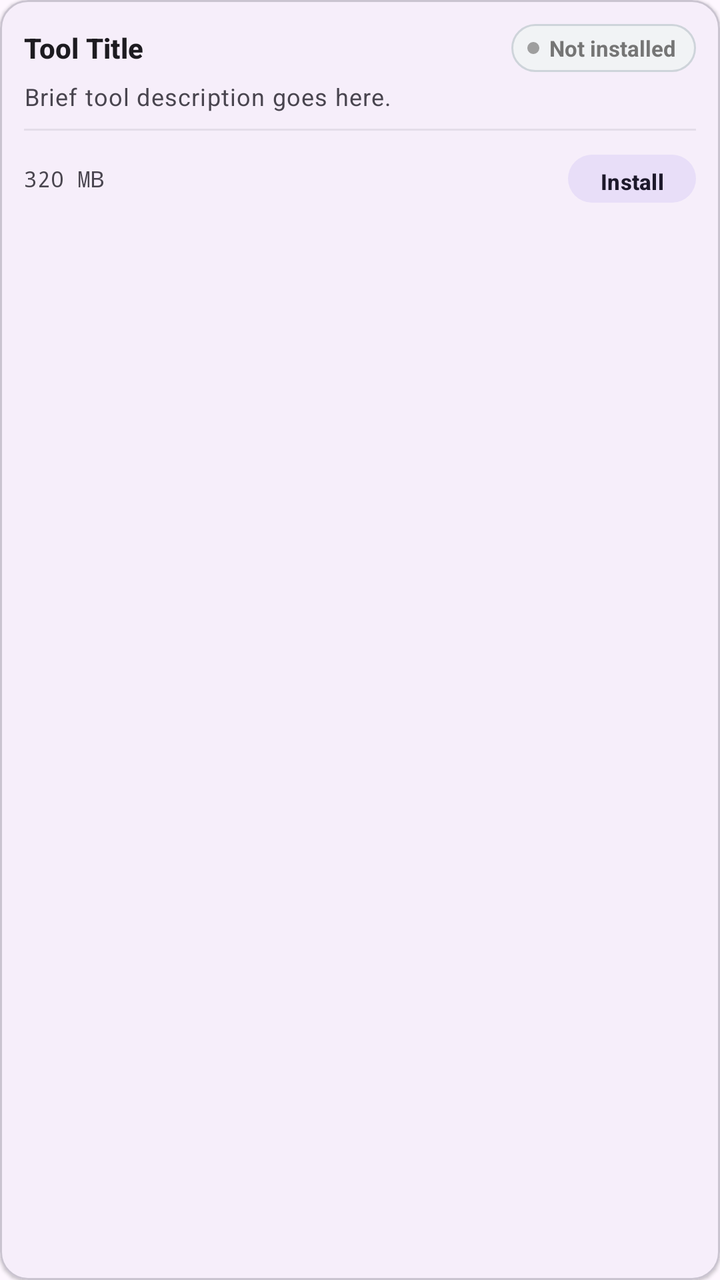
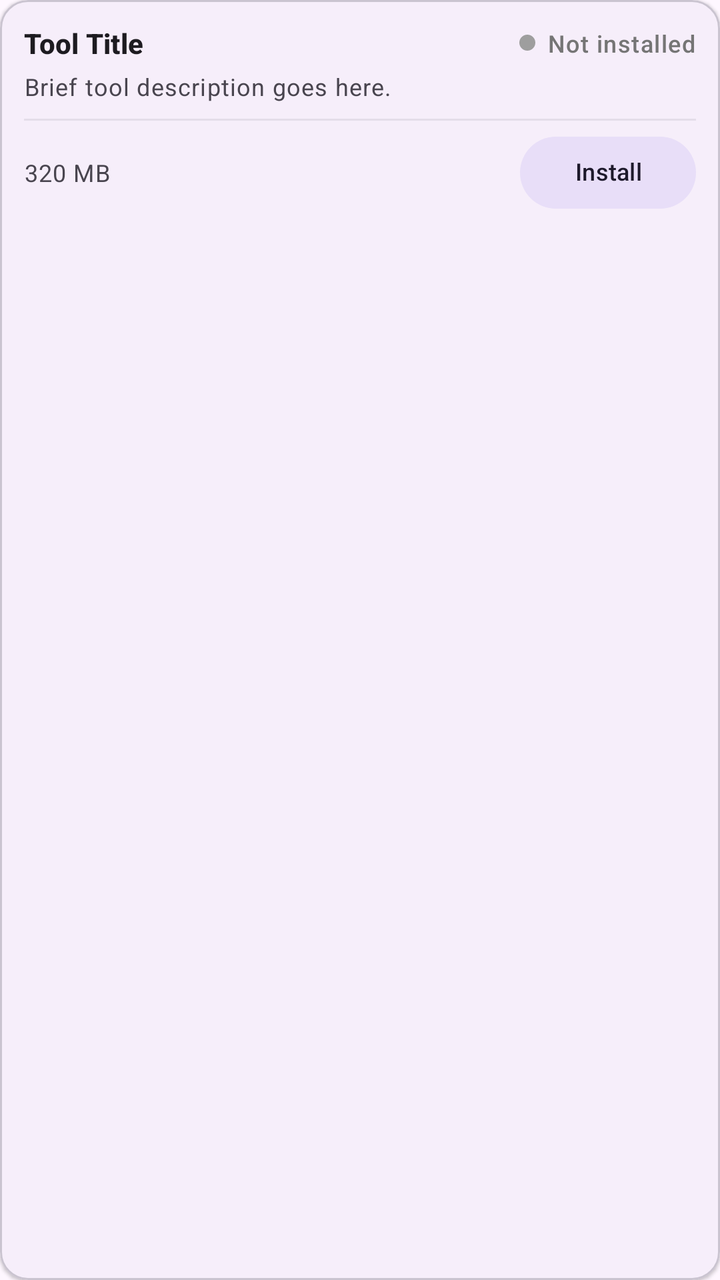

Compare the two renders of this Android layout. The source of the first and the diff that turns it into the second are given below.
<!-- AndroidManifest.xml: application theme Theme.ZeroLite -->
<!-- res/layout/item_tool_card.xml -->
<?xml version="1.0" encoding="utf-8"?>
<com.google.android.material.card.MaterialCardView
    xmlns:android="http://schemas.android.com/apk/res/android"
    xmlns:app="http://schemas.android.com/apk/res-auto"
    android:layout_width="match_parent"
    android:layout_height="wrap_content"
    android:layout_marginBottom="10dp"
    app:cardCornerRadius="14dp"
    app:cardElevation="1dp"
    app:strokeWidth="1dp"
    app:strokeColor="?attr/colorOutlineVariant">

    <LinearLayout
        android:layout_width="match_parent"
        android:layout_height="wrap_content"
        android:orientation="vertical"
        android:padding="12dp">

        
        <LinearLayout
            android:layout_width="match_parent"
            android:layout_height="wrap_content"
            android:gravity="center_vertical"
            android:orientation="horizontal">

            <TextView
                android:id="@+id/tvToolTitle"
                android:layout_width="0dp"
                android:layout_height="wrap_content"
                android:layout_weight="1"
                android:text="Tool Title"
                android:textAppearance="?attr/textAppearanceTitleSmall"
                android:textStyle="bold"
                android:singleLine="true"
                android:ellipsize="end" />

            
            <LinearLayout
                android:id="@+id/layoutStatusBadge"
                android:layout_width="wrap_content"
                android:layout_height="24dp"
                android:layout_marginStart="8dp"
                android:background="@drawable/badge_uninstalled_bg"
                android:gravity="center_vertical"
                android:paddingStart="8dp"
                android:paddingEnd="10dp"
                android:orientation="horizontal">

                <View
                    android:id="@+id/viewStatusDot"
                    android:layout_width="6dp"
                    android:layout_height="6dp"
                    android:background="@drawable/dot_uninstalled" />

                <TextView
                    android:id="@+id/tvStatusText"
                    android:layout_width="wrap_content"
                    android:layout_height="wrap_content"
                    android:layout_marginStart="5dp"
                    android:text="Not installed"
                    android:textSize="11sp"
                    android:textStyle="bold"
                    android:singleLine="true"
                    android:textColor="#757575" />
            </LinearLayout>
        </LinearLayout>

        
        <TextView
            android:id="@+id/tvToolDesc"
            android:layout_width="match_parent"
            android:layout_height="wrap_content"
            android:layout_marginTop="4dp"
            android:maxLines="2"
            android:ellipsize="end"
            android:text="Brief tool description goes here."
            android:textAppearance="?attr/textAppearanceBodySmall"
            android:textColor="?attr/colorOnSurfaceVariant"
            android:lineSpacingExtra="1dp" />

        
        <View
            android:layout_width="match_parent"
            android:layout_height="1dp"
            android:layout_marginTop="8dp"
            android:layout_marginBottom="8dp"
            android:background="?attr/colorOutlineVariant"
            android:alpha="0.4" />

        
        <LinearLayout
            android:layout_width="match_parent"
            android:layout_height="wrap_content"
            android:gravity="center_vertical"
            android:orientation="horizontal">

            <TextView
                android:id="@+id/tvToolSize"
                android:layout_width="0dp"
                android:layout_height="wrap_content"
                android:layout_weight="1"
                android:text="320 MB"
                android:textSize="11sp"
                android:textColor="?attr/colorOnSurfaceVariant"
                android:fontFamily="monospace"
                android:singleLine="true" />

            <com.google.android.material.button.MaterialButton
                android:id="@+id/btnDelete"
                style="@style/Widget.Material3.Button.TextButton"
                android:layout_width="wrap_content"
                android:layout_height="32dp"
                android:minHeight="0dp"
                android:minWidth="0dp"
                android:paddingStart="8dp"
                android:paddingEnd="8dp"
                android:text="Delete"
                android:textSize="11sp"
                android:textColor="?attr/colorError"
                android:singleLine="true"
                android:visibility="gone" />

            <com.google.android.material.button.MaterialButton
                android:id="@+id/btnAction"
                style="@style/Widget.Material3.Button.TonalButton"
                android:layout_width="wrap_content"
                android:layout_height="32dp"
                android:minHeight="0dp"
                android:minWidth="64dp"
                android:paddingStart="12dp"
                android:paddingEnd="12dp"
                android:layout_marginStart="6dp"
                android:textSize="11sp"
                android:textStyle="bold"
                android:singleLine="true"
                android:text="Install" />
        </LinearLayout>

        
        <com.google.android.material.progressindicator.LinearProgressIndicator
            android:id="@+id/progressIndicator"
            android:layout_width="match_parent"
            android:layout_height="wrap_content"
            android:layout_marginTop="6dp"
            android:visibility="gone"
            app:indicatorColor="?attr/colorPrimary"
            app:trackColor="?attr/colorSurfaceVariant"
            app:trackCornerRadius="3dp" />

    </LinearLayout>
</com.google.android.material.card.MaterialCardView>
<!-- resources referenced by this layout -->
<resources>
  <!-- drawable badge_uninstalled_bg (drawable) -->
  <?xml version="1.0" encoding="utf-8"?>
  <shape xmlns:android="http://schemas.android.com/apk/res/android"
      android:shape="rectangle">
      <corners android:radius="12dp" />
      <solid android:color="#F1F3F5" />
      <stroke android:width="1dp" android:color="#CED4DA" />
  </shape>
  <!-- drawable dot_uninstalled (drawable) -->
  <shape xmlns:android="http://schemas.android.com/apk/res/android"
      android:shape="oval">
      <solid android:color="#9E9E9E" />
      <size android:width="7dp" android:height="7dp" />
  </shape>
  <style name="Theme.ZeroLite" parent="Theme.Material3.DayNight.NoActionBar">
          <item name="android:statusBarColor">@android:color/transparent</item>
          <item name="android:navigationBarColor">@android:color/transparent</item>
          <item name="android:windowLightStatusBar" tools:targetApi="m">true</item>
      </style>
</resources>

<!-- the commit's change to res/layout/item_tool_card.xml (unified diff, before → after) -->
@@ -38,28 +38,24 @@
             <LinearLayout
                 android:id="@+id/layoutStatusBadge"
                 android:layout_width="wrap_content"
-                android:layout_height="24dp"
+                android:layout_height="wrap_content"
                 android:layout_marginStart="8dp"
-                android:background="@drawable/badge_uninstalled_bg"
                 android:gravity="center_vertical"
-                android:paddingStart="8dp"
-                android:paddingEnd="10dp"
                 android:orientation="horizontal">
 
                 <View
                     android:id="@+id/viewStatusDot"
-                    android:layout_width="6dp"
-                    android:layout_height="6dp"
+                    android:layout_width="8dp"
+                    android:layout_height="8dp"
                     android:background="@drawable/dot_uninstalled" />
 
                 <TextView
                     android:id="@+id/tvStatusText"
                     android:layout_width="wrap_content"
                     android:layout_height="wrap_content"
-                    android:layout_marginStart="5dp"
+                    android:layout_marginStart="6dp"
                     android:text="Not installed"
-                    android:textSize="11sp"
-                    android:textStyle="bold"
+                    android:textAppearance="?attr/textAppearanceLabelMedium"
                     android:singleLine="true"
                     android:textColor="#757575" />
             </LinearLayout>
@@ -100,39 +96,41 @@
                 android:layout_height="wrap_content"
                 android:layout_weight="1"
                 android:text="320 MB"
-                android:textSize="11sp"
+                android:textAppearance="?attr/textAppearanceBodySmall"
                 android:textColor="?attr/colorOnSurfaceVariant"
-                android:fontFamily="monospace"
                 android:singleLine="true" />
 
             <com.google.android.material.button.MaterialButton
                 android:id="@+id/btnDelete"
                 style="@style/Widget.Material3.Button.TextButton"
                 android:layout_width="wrap_content"
-                android:layout_height="32dp"
-                android:minHeight="0dp"
-                android:minWidth="0dp"
-                android:paddingStart="8dp"
-                android:paddingEnd="8dp"
+                android:layout_height="wrap_content"
+                android:gravity="center"
+                android:insetTop="0dp"
+                android:insetBottom="0dp"
+                android:minHeight="36dp"
+                android:paddingHorizontal="10dp"
+                android:paddingVertical="0dp"
+                android:textSize="12sp"
+                android:includeFontPadding="false"
                 android:text="Delete"
-                android:textSize="11sp"
                 android:textColor="?attr/colorError"
-                android:singleLine="true"
                 android:visibility="gone" />
 
             <com.google.android.material.button.MaterialButton
                 android:id="@+id/btnAction"
                 style="@style/Widget.Material3.Button.TonalButton"
                 android:layout_width="wrap_content"
-                android:layout_height="32dp"
-                android:minHeight="0dp"
-                android:minWidth="64dp"
-                android:paddingStart="12dp"
-                android:paddingEnd="12dp"
+                android:layout_height="wrap_content"
+                android:gravity="center"
+                android:insetTop="0dp"
+                android:insetBottom="0dp"
+                android:minHeight="36dp"
+                android:paddingHorizontal="14dp"
+                android:paddingVertical="0dp"
+                android:textSize="12sp"
+                android:includeFontPadding="false"
                 android:layout_marginStart="6dp"
-                android:textSize="11sp"
-                android:textStyle="bold"
-                android:singleLine="true"
                 android:text="Install" />
         </LinearLayout>
 
<!-- resource entries referenced after the edit -->
@@ -1,13 +1,5 @@
 <!-- resources referenced by this layout -->
 <resources>
-  <!-- drawable badge_uninstalled_bg (drawable) -->
-  <?xml version="1.0" encoding="utf-8"?>
-  <shape xmlns:android="http://schemas.android.com/apk/res/android"
-      android:shape="rectangle">
-      <corners android:radius="12dp" />
-      <solid android:color="#F1F3F5" />
-      <stroke android:width="1dp" android:color="#CED4DA" />
-  </shape>
   <!-- drawable dot_uninstalled (drawable) -->
   <shape xmlns:android="http://schemas.android.com/apk/res/android"
       android:shape="oval">
